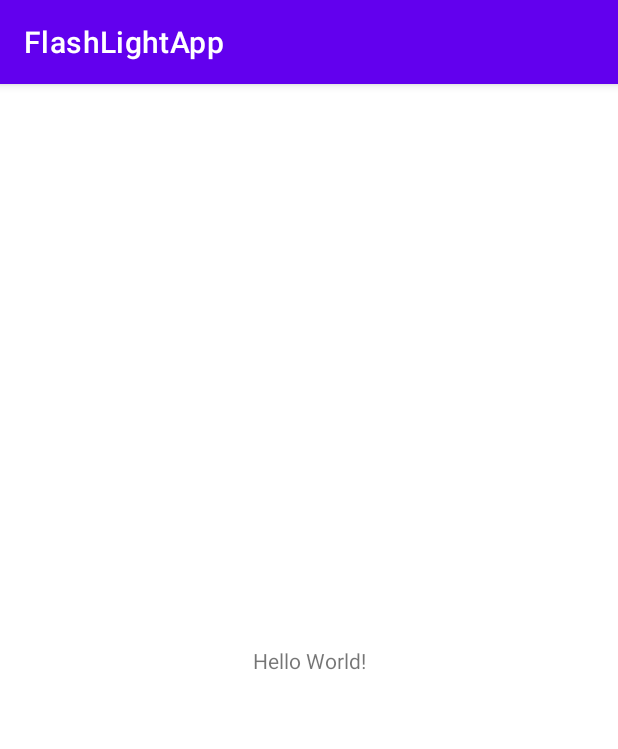
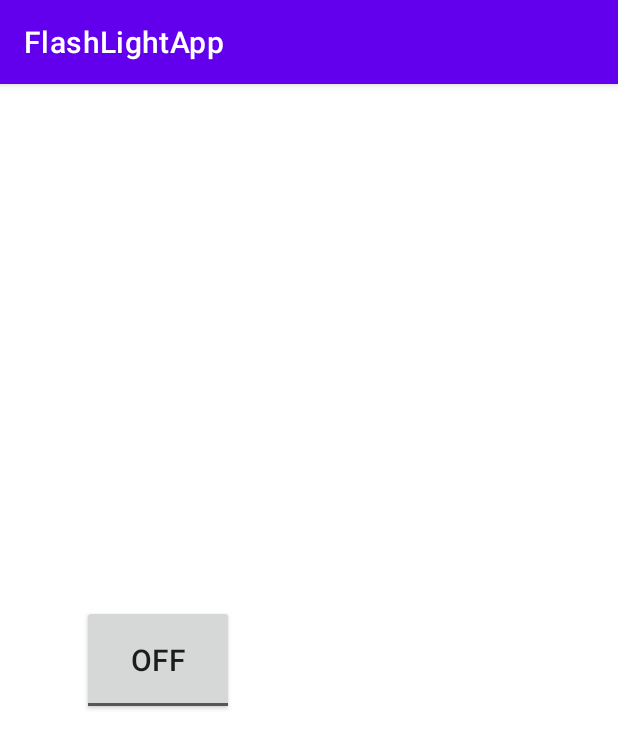
Before and after one commit to EmilsKuz/FlashLightApp, an Android app: the screen it shows after launch (MainActivity), on a phone screen of 412 x 824 dp. Shown: the top 749 px of the screen. Run offline under Robolectric (Android 15) with nearby library versions, the phone set to English and light mode, and no system bars; 1 statement that could not run was skipped.

Commit message:
FlashLight
Toggle poga, ar kuras palīdzību var ieslēgt/izslēgt flashlight.

```diff
--- a/app/src/main/java/com/example/flashlightapp/MainActivity.java
+++ b/app/src/main/java/com/example/flashlightapp/MainActivity.java
@@ -1,14 +1,58 @@
 package com.example.flashlightapp;
 
+import android.content.Context;
+import android.widget.ToggleButton;
+import androidx.annotation.RequiresApi;
 import androidx.appcompat.app.AppCompatActivity;
+import android.hardware.camera2.CameraAccessException;
+import android.hardware.camera2.CameraManager;
+import android.os.Build;
+import android.os.Bundle;
+import android.view.View;
 
-import android.os.Bundle;
 
 public class MainActivity extends AppCompatActivity {
+
+    private ToggleButton FlashOnOff;
+    private String getCameraID;
+    private CameraManager cameraManager;
 
     @Override
     protected void onCreate(Bundle savedInstanceState) {
         super.onCreate(savedInstanceState);
         setContentView(R.layout.activity_main);
+        FlashOnOff = findViewById(R.id.flashlight);
+        cameraManager = (CameraManager) getSystemService(Context.CAMERA_SERVICE);
+        try {
+            getCameraID = cameraManager.getCameraIdList()[0];
+        } catch (CameraAccessException e) {
+            e.printStackTrace();
+        }
+    }
+    @RequiresApi(api = Build.VERSION_CODES.M)
+    public void toggleFlashLight(View view) {//Flashlight on/off
+        if (FlashOnOff.isChecked()) {
+            try {
+                cameraManager.setTorchMode(getCameraID, true);
+            } catch (CameraAccessException e) {
+                e.printStackTrace();
+            }
+        } else {
+            try {
+                cameraManager.setTorchMode(getCameraID, false);
+            } catch (CameraAccessException e) {
+                e.printStackTrace();
+            }
+        }
+    }
+    @RequiresApi(api = Build.VERSION_CODES.M)
+    @Override
+    public void finish() {//Izsledz flashlight, ja izslēdz app
+        super.finish();
+        try {
+            cameraManager.setTorchMode(getCameraID, false);
+        } catch (CameraAccessException e) {
+            e.printStackTrace();
+        }
     }
 }
--- a/app/src/main/res/layout/activity_main.xml
+++ b/app/src/main/res/layout/activity_main.xml
@@ -6,13 +6,17 @@
     android:layout_height="match_parent"
     tools:context=".MainActivity">
 
-    <TextView
-        android:layout_width="wrap_content"
-        android:layout_height="wrap_content"
-        android:text="Hello World!"
+    <ToggleButton
+        android:id="@+id/flashlight"
+        android:layout_width="101dp"
+        android:layout_height="73dp"
+        android:layout_gravity="center"
+        android:onClick="toggleFlashLight"
+        android:textSize="20sp"
         app:layout_constraintBottom_toBottomOf="parent"
-        app:layout_constraintLeft_toLeftOf="parent"
-        app:layout_constraintRight_toRightOf="parent"
+        app:layout_constraintEnd_toEndOf="parent"
+        app:layout_constraintHorizontal_bias="0.177"
+        app:layout_constraintStart_toStartOf="parent"
         app:layout_constraintTop_toTopOf="parent" />
 
 </androidx.constraintlayout.widget.ConstraintLayout>
```
